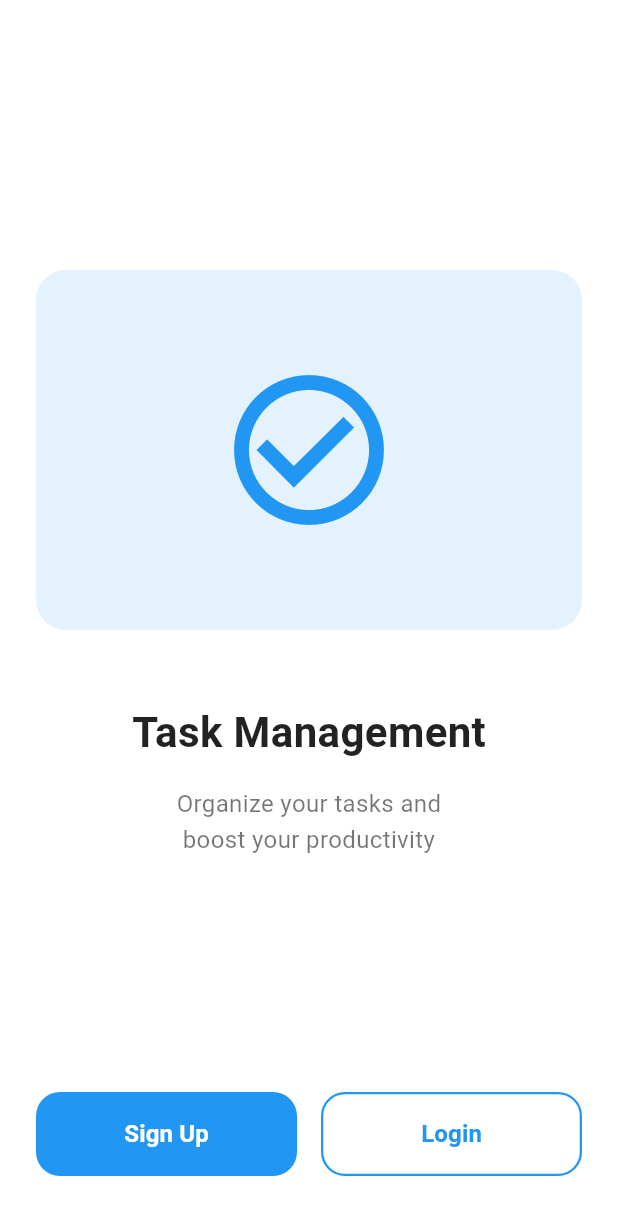
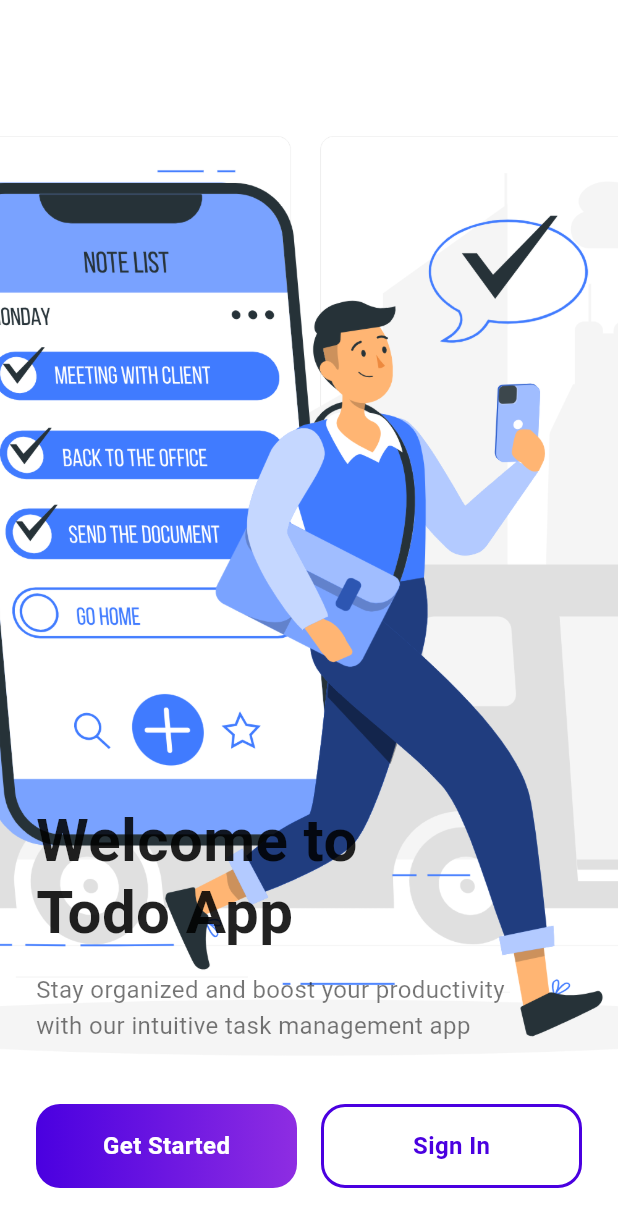
Before and after one commit to khayson/todo_app, a Flutter app: the screen it shows after launch, on a phone screen of 412 x 824 dp. Shown: the top 1227 px of the screen. Run offline on Flutter 3.47's test engine with Material 3 defaults, Android fonts, the phone set to English and light mode, and no system bars; our stand-ins replace firebase_core; accounts and stored records are empty.

Commit message:
Add welcome screen background image and update styling

```diff
--- a/lib/screens/welcome_screen.dart
+++ b/lib/screens/welcome_screen.dart
@@ -9,89 +9,72 @@ class WelcomeScreen extends StatelessWidget {
   Widget build(BuildContext context) {
     return Scaffold(
       backgroundColor: Colors.white,
-      body: SafeArea(
+      body: Stack(
+        children: [
+          // Background Image
+          Positioned.fill(
+            child: Image.asset(
+              'assets/images/welcome.png',
+              fit: BoxFit.cover,
+            ),
+          ),
+
+          // Content
+          SafeArea(
             child: Padding(
-          padding: const EdgeInsets.all(24),
+              padding: const EdgeInsets.symmetric(horizontal: 24),
               child: Column(
+                crossAxisAlignment: CrossAxisAlignment.start,
                 children: [
                   const Spacer(),
-              // Welcome Illustration
-              Container(
-                width: double.infinity,
-                height: 240,
-                decoration: const BoxDecoration(
-                  color: Color(0xFFE3F2FD), // Light blue background
-                  borderRadius: BorderRadius.all(Radius.circular(20)),
-                ),
-                child: const Center(
-                  child: Icon(
-                    Icons.check_circle_outline,
-                    size: 120,
-                    color: AppTheme.primaryColor,
+                  // Welcome Text
+                  const Text(
+                    'Welcome to\nTodo App',
+                    style: TextStyle(
+                      fontSize: 40,
+                      fontWeight: FontWeight.bold,
+                      color: Colors.black87,
+                      height: 1.2,
                     ),
                   ),
-              ),
-              const SizedBox(height: 48),
-
-              // Welcome Text Section
-              const Column(
-                children: [
-                  Text(
-                    'Task Management',
-                    style: TextStyle(
-                      fontSize: 28,
-                      fontWeight: FontWeight.bold,
-                      color: Colors.black87,
-                    ),
-                  ),
-                  SizedBox(height: 16),
-                  Text(
-                    'Organize your tasks and\nboost your productivity',
-                    textAlign: TextAlign.center,
+                  const SizedBox(height: 16),
+                  const Text(
+                    'Stay organized and boost your productivity\nwith our intuitive task management app',
                     style: TextStyle(
                       fontSize: 16,
                       color: Colors.black54,
                       height: 1.5,
                     ),
                   ),
-                ],
-              ),
-              const Spacer(),
+                  const SizedBox(height: 40),
 
-              // Action Buttons in Row
+                  // Action Buttons
                   Row(
                     children: [
                       Expanded(
-                    child: Padding(
-                      padding: const EdgeInsets.only(right: 8),
                         child: WelcomeButton(
-                        text: 'Sign Up',
-                        onPressed: () {
-                          // TODO: Navigate to sign up screen
-                        },
+                          text: 'Get Started',
+                          onPressed: () {},
                           isPrimary: true,
                         ),
                       ),
+                      const SizedBox(width: 16),
+                      Expanded(
+                        child: WelcomeButton(
+                          text: 'Sign In',
+                          onPressed: () {},
+                          isPrimary: false,
                         ),
-                  Expanded(
-                    child: Padding(
-                      padding: const EdgeInsets.only(left: 8),
-                      child: WelcomeButton(
-                        text: 'Login',
-                        onPressed: () {
-                          // TODO: Navigate to login screen
-                        },
-                        isPrimary: false,
+                      ),
+                    ],
+                  ),
+                  const SizedBox(height: 32),
+                ],
               ),
             ),
           ),
         ],
       ),
-              const SizedBox(height: 16),
-            ],
-          ),
-        ),
-      ),
     );
   }
 }
--- a/lib/widgets/welcome_button.dart
+++ b/lib/widgets/welcome_button.dart
@@ -14,29 +14,35 @@ class WelcomeButton extends StatelessWidget {
 
   @override
   Widget build(BuildContext context) {
-    return SizedBox(
+    return Container(
       height: 56,
-      child: ElevatedButton(
-        onPressed: onPressed,
-        style: ElevatedButton.styleFrom(
-          backgroundColor: isPrimary ? const Color(0xFF2196F3) : Colors.white,
-          foregroundColor: isPrimary ? Colors.white : const Color(0xFF2196F3),
-          elevation: 0,
-          shape: RoundedRectangleBorder(
+      decoration: BoxDecoration(
+        gradient: isPrimary
+            ? const LinearGradient(
+                colors: [Color(0xFF4A00E0), Color(0xFF8E2DE2)],
+                begin: Alignment.centerLeft,
+                end: Alignment.centerRight,
+              )
+            : null,
         borderRadius: BorderRadius.circular(16),
-            side: BorderSide(
-              color: isPrimary ? Colors.transparent : const Color(0xFF2196F3),
-              width: 1.5,
+        border: isPrimary
+            ? null
+            : Border.all(color: const Color(0xFF4A00E0), width: 2),
       ),
-          ),
-          padding: const EdgeInsets.symmetric(horizontal: 16),
-        ),
+      child: Material(
+        color: Colors.transparent,
+        child: InkWell(
+          onTap: onPressed,
+          borderRadius: BorderRadius.circular(16),
+          child: Center(
             child: Text(
               text,
               style: TextStyle(
+                color: isPrimary ? Colors.white : const Color(0xFF4A00E0),
                 fontSize: 16,
                 fontWeight: FontWeight.w600,
-            color: isPrimary ? Colors.white : const Color(0xFF2196F3),
+              ),
+            ),
           ),
         ),
       ),
--- a/pubspec.yaml
+++ b/pubspec.yaml
@@ -59,9 +59,8 @@ flutter:
   uses-material-design: true
 
   # To add assets to your application, add an assets section, like this:
-  # assets:
-  #   - images/a_dot_burr.jpeg
-  #   - images/a_dot_ham.jpeg
+  assets:
+    - assets/images/
 
   # An image asset can refer to one or more resolution-specific "variants", see
   # https://flutter.dev/to/resolution-aware-images
```
Also changed, not shown: assets/images/welcome.png (added), assets/images/welcome1.png (added), assets/images/welcome2.png (added), assets/images/welcome3.png (added). Lines whose indentation alone changed are shown as unchanged.
